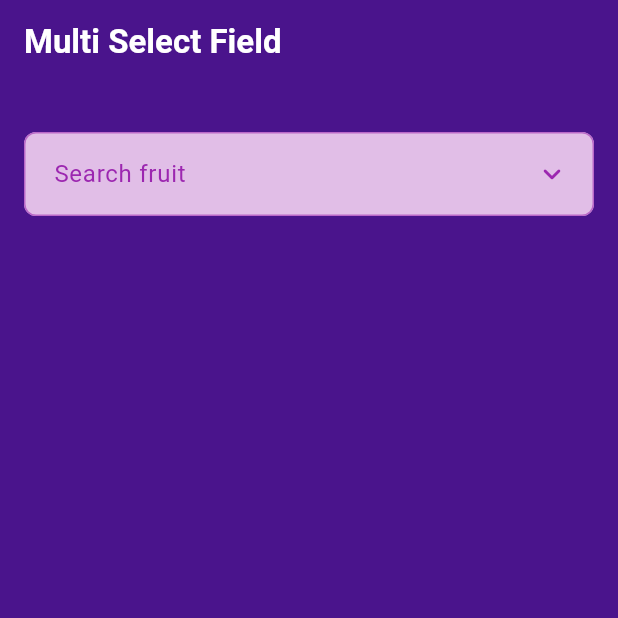
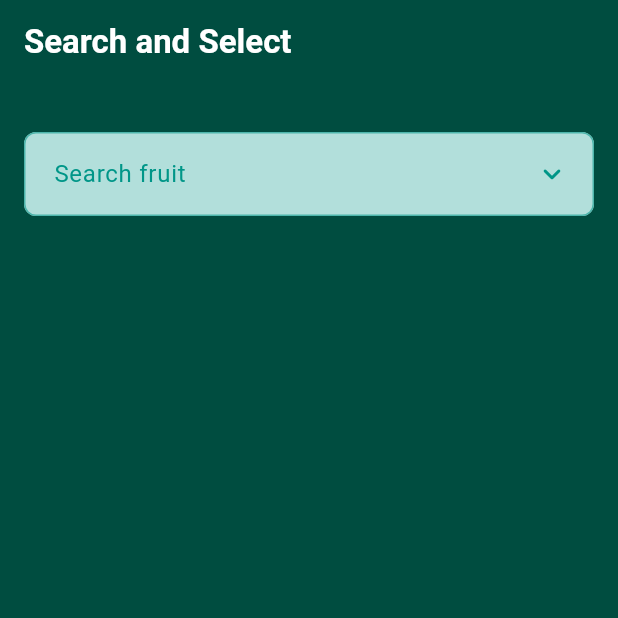
Before and after one commit to Boykista/select_field, a Flutter app: the screen it shows after launch, on a phone screen of 412 x 824 dp, the top half of it. Run offline on Flutter 3.47's test engine with Material 3 defaults, Android fonts, the phone set to English and light mode, and no system bars.

Commit message:
examples tested and fixed

```diff
--- a/example/lib/data.dart
+++ b/example/lib/data.dart
@@ -13,7 +13,7 @@ final ThemeData themeData = ThemeData(
   useMaterial3: true,
   colorScheme: ColorScheme(
     brightness: Brightness.light,
-    primary: Colors.purple[900]!,
+    primary: Colors.teal[900]!,
     onPrimary: Colors.white,
     secondary: Colors.lightGreen,
     onSecondary: Colors.white,
@@ -21,8 +21,8 @@ final ThemeData themeData = ThemeData(
     onError: Colors.black,
     background: Colors.white,
     onBackground: Colors.black,
-    surface: Colors.purple[900]!,
-    onSurface: Colors.purple,
+    surface: Colors.teal[900]!,
+    onSurface: Colors.teal,
     shadow: Colors.brown[300]!,
   ),
   textTheme: const TextTheme(
@@ -33,9 +33,9 @@ final ThemeData themeData = ThemeData(
   ),
   inputDecorationTheme: InputDecorationTheme(
     filled: true,
-    fillColor: Colors.purple[100],
-    focusColor: Colors.purple[900]!,
-    iconColor: Colors.purple[900]!,
+    fillColor: Colors.teal[100],
+    focusColor: Colors.teal[900],
+    iconColor: Colors.teal[900],
     contentPadding: const EdgeInsets.all(16),
     errorStyle: TextStyle(
       fontSize: 16,
@@ -49,7 +49,7 @@ final ThemeData themeData = ThemeData(
     ),
     enabledBorder: OutlineInputBorder(
       borderSide: BorderSide(
-        color: Colors.purple[300]!,
+        color: Colors.teal[300]!,
         width: 1,
       ),
       borderRadius: BorderRadius.circular(8),
@@ -60,7 +60,7 @@ final ThemeData themeData = ThemeData(
     ),
     focusedBorder: OutlineInputBorder(
       borderSide: BorderSide(
-        color: Colors.purple[900]!,
+        color: Colors.teal[900]!,
         width: 2,
       ),
       borderRadius: BorderRadius.circular(8),
@@ -87,9 +87,9 @@ final ThemeData themeData = ThemeData(
     ),
   ),
   textSelectionTheme: TextSelectionThemeData(
-    selectionHandleColor: Colors.purple[900]!,
-    cursorColor: Colors.purple[900]!,
-    selectionColor: Colors.purple[300],
+    selectionHandleColor: Colors.teal[900],
+    cursorColor: Colors.teal[900],
+    selectionColor: Colors.teal[300],
   ),
-  dividerColor: Colors.purple[900]!,
+  dividerColor: Colors.teal[900],
 );
--- a/example/lib/main.dart
+++ b/example/lib/main.dart
@@ -42,7 +42,7 @@ class _MyHomePageState extends State<MyHomePage> {
     return Scaffold(
       appBar: AppBar(
         title: const Text(
-          'Multi Select Field',
+          'Search and Select',
           style: TextStyle(
             color: Colors.white,
             fontWeight: FontWeight.bold,
@@ -61,8 +61,10 @@ class _MyHomePageState extends State<MyHomePage> {
             // const SizedBox(height: 32),
             // MultiSelectOptionsControl<String>(options: options),
             // const SizedBox(height: 32),
-            // MultiSelectFieldDemo<String>(options: options)
+            // MultiSelectFieldDemo<String>(options: options),
+            // const SizedBox(height: 32),
             // SearchSelectField(options: options),
+            // const SizedBox(height: 32),
             SearchMultiSelectField(options: options),
           ],
         ),
```
Also changed, not shown: example/lib/multi_select_field_examples/multi_select_options_control.dart (+16 -0 lines).
